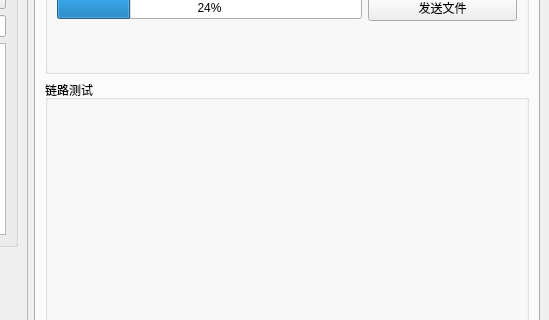
Old version of the form mainwindow.ui in the repository kdurant/laserCom; both pictures show x 285 to 834 and y 252 to 572 of the 834 by 656 pixel window.
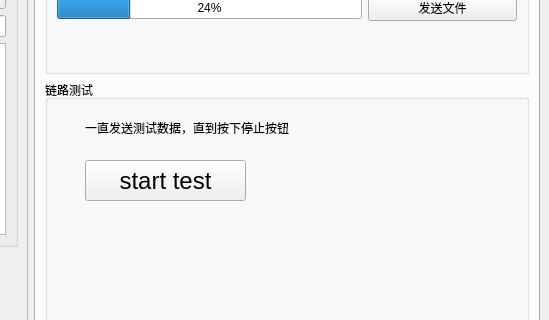
New version of the form.

Commit message: feat: 链路测试功能完成

Patch:
```diff
--- a/mainwindow.ui
+++ b/mainwindow.ui
@@ -212,6 +212,37 @@
           <property name="title">
            <string>链路测试</string>
           </property>
+          <widget class="QLabel" name="label_7">
+           <property name="geometry">
+            <rect>
+             <x>40</x>
+             <y>40</y>
+             <width>311</width>
+             <height>16</height>
+            </rect>
+           </property>
+           <property name="text">
+            <string>一直发送测试数据，直到按下停止按钮</string>
+           </property>
+          </widget>
+          <widget class="QPushButton" name="btn_sendTest">
+           <property name="geometry">
+            <rect>
+             <x>40</x>
+             <y>80</y>
+             <width>161</width>
+             <height>41</height>
+            </rect>
+           </property>
+           <property name="font">
+            <font>
+             <pointsize>18</pointsize>
+            </font>
+           </property>
+           <property name="text">
+            <string>start test</string>
+           </property>
+          </widget>
          </widget>
         </item>
        </layout>
```
The commit also changes 4 other files.
